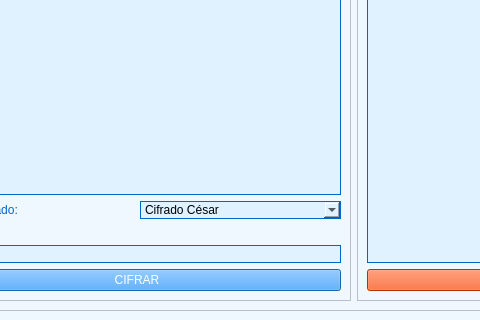
Qt form view/view.ui (JesusAbarcaRodriguez/caesar-cipher-encryptor) before a commit; both pictures show x 96 to 576 and y 130 to 450 of the 900 by 450 pixel window.
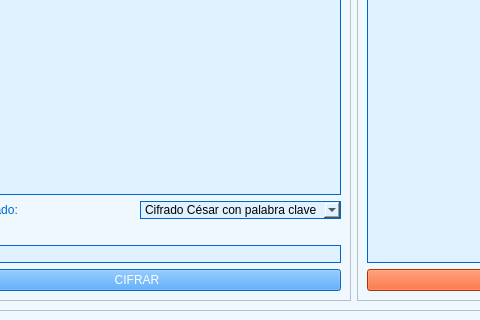
The same form after that commit.

Commit message: [IMPLEMENTADO CIFRADO CESAR CON SECUENCIA]

Diff of the .ui file:
```diff
--- a/view/view.ui
+++ b/view/view.ui
@@ -105,7 +105,12 @@
               </property>
               <item>
                <property name="text">
-                <string>Cifrado César</string>
+                <string>Cifrado César con palabra clave</string>
+               </property>
+              </item>
+              <item>
+               <property name="text">
+                <string>Cifrado César con secuencia</string>
                </property>
               </item>
               <item>
```
The commit also changes 3 other files.
